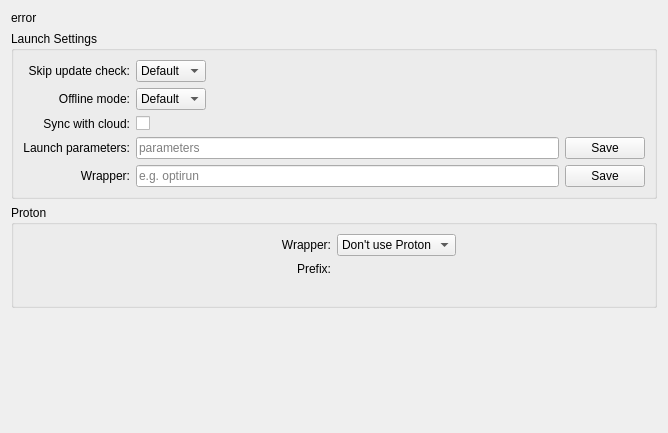
Before: the Qt Designer form resources/ui/components/tabs/games/game_info/game_settings.ui in RareDevs/Rare, drawn with Qt 5.
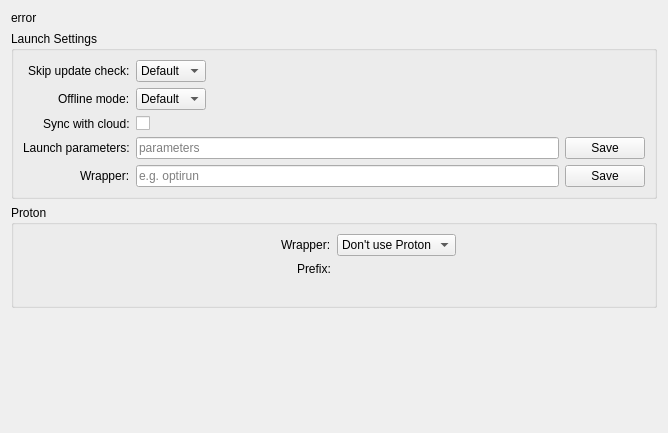
After: the same form once the commit is applied.

Commit message: Use widget alignment instead of label alignment

Patch:
```diff
--- a/resources/ui/components/tabs/games/game_info/game_settings.ui
+++ b/resources/ui/components/tabs/games/game_info/game_settings.ui
@@ -30,14 +30,11 @@
       <string>Launch Settings</string>
      </property>
      <layout class="QGridLayout" name="launch_settings_layout">
-      <item row="3" column="0">
+      <item row="3" column="0" alignment="Qt::AlignRight">
        <widget class="QLabel" name="launch_params_label">
         <property name="text">
          <string>Launch parameters:</string>
         </property>
-        <property name="alignment">
-         <set>Qt::AlignRight|Qt::AlignTrailing|Qt::AlignVCenter</set>
-        </property>
        </widget>
       </item>
       <item row="0" column="1" alignment="Qt::AlignLeft">
@@ -59,34 +56,25 @@
         </item>
        </widget>
       </item>
-      <item row="0" column="0">
+      <item row="0" column="0" alignment="Qt::AlignRight">
        <widget class="QLabel" name="skip_update_label">
         <property name="text">
          <string>Skip update check:</string>
         </property>
-        <property name="alignment">
-         <set>Qt::AlignRight|Qt::AlignTrailing|Qt::AlignVCenter</set>
-        </property>
        </widget>
       </item>
-      <item row="1" column="0">
+      <item row="1" column="0" alignment="Qt::AlignRight">
        <widget class="QLabel" name="offline_label">
         <property name="text">
          <string>Offline mode:</string>
         </property>
-        <property name="alignment">
-         <set>Qt::AlignRight|Qt::AlignTrailing|Qt::AlignVCenter</set>
-        </property>
        </widget>
       </item>
-      <item row="4" column="0">
+      <item row="4" column="0" alignment="Qt::AlignRight">
        <widget class="QLabel" name="wrapper_label">
         <property name="text">
          <string>Wrapper:</string>
         </property>
-        <property name="alignment">
-         <set>Qt::AlignRight|Qt::AlignTrailing|Qt::AlignVCenter</set>
-        </property>
        </widget>
       </item>
       <item row="1" column="1" alignment="Qt::AlignLeft">
@@ -115,14 +103,11 @@
         </property>
        </widget>
       </item>
-      <item row="2" column="0">
+      <item row="2" column="0" alignment="Qt::AlignRight">
        <widget class="QLabel" name="cloud_sync_label">
         <property name="text">
          <string>Sync with cloud:</string>
         </property>
-        <property name="alignment">
-         <set>Qt::AlignRight|Qt::AlignTrailing|Qt::AlignVCenter</set>
-        </property>
        </widget>
       </item>
       <item row="4" column="1">
@@ -198,24 +183,18 @@
       <string>Proton</string>
      </property>
      <layout class="QGridLayout" name="proton_layout">
-      <item row="1" column="0">
+      <item row="1" column="0" alignment="Qt::AlignRight">
        <widget class="QLabel" name="proton_prefix_label">
         <property name="text">
          <string>Prefix:</string>
         </property>
-        <property name="alignment">
-         <set>Qt::AlignRight|Qt::AlignTrailing|Qt::AlignVCenter</set>
-        </property>
        </widget>
       </item>
-      <item row="0" column="0">
+      <item row="0" column="0" alignment="Qt::AlignRight">
        <widget class="QLabel" name="proton_wrapper_label">
         <property name="text">
          <string>Wrapper:</string>
         </property>
-        <property name="alignment">
-         <set>Qt::AlignRight|Qt::AlignTrailing|Qt::AlignVCenter</set>
-        </property>
        </widget>
       </item>
       <item row="0" column="1" alignment="Qt::AlignLeft">
```
The commit also changes 9 other files.
